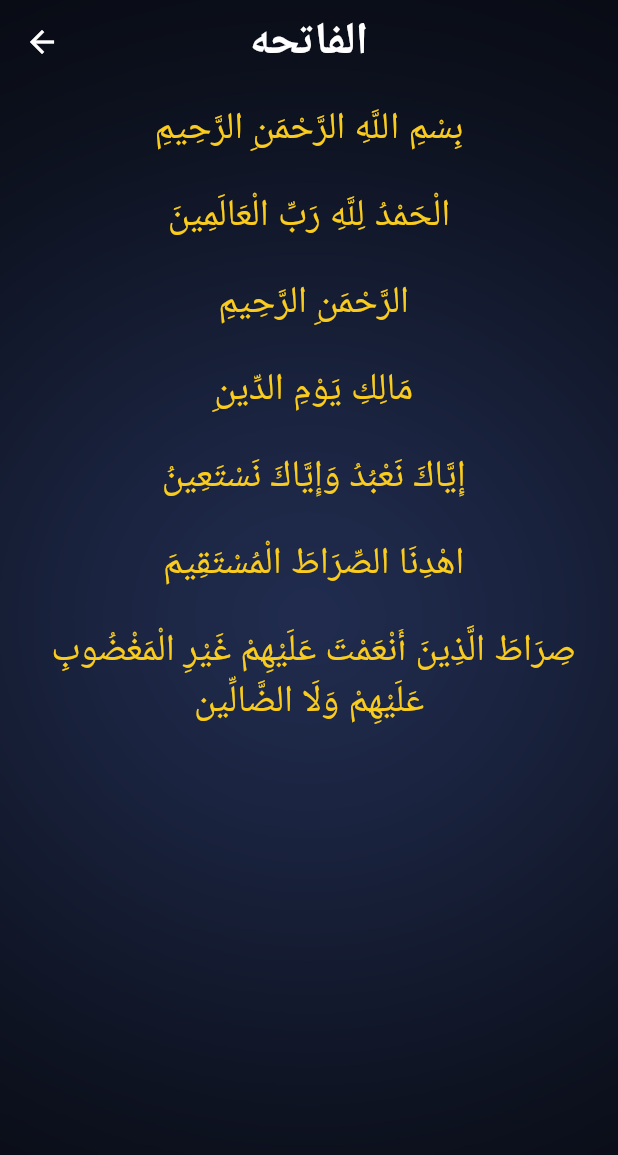
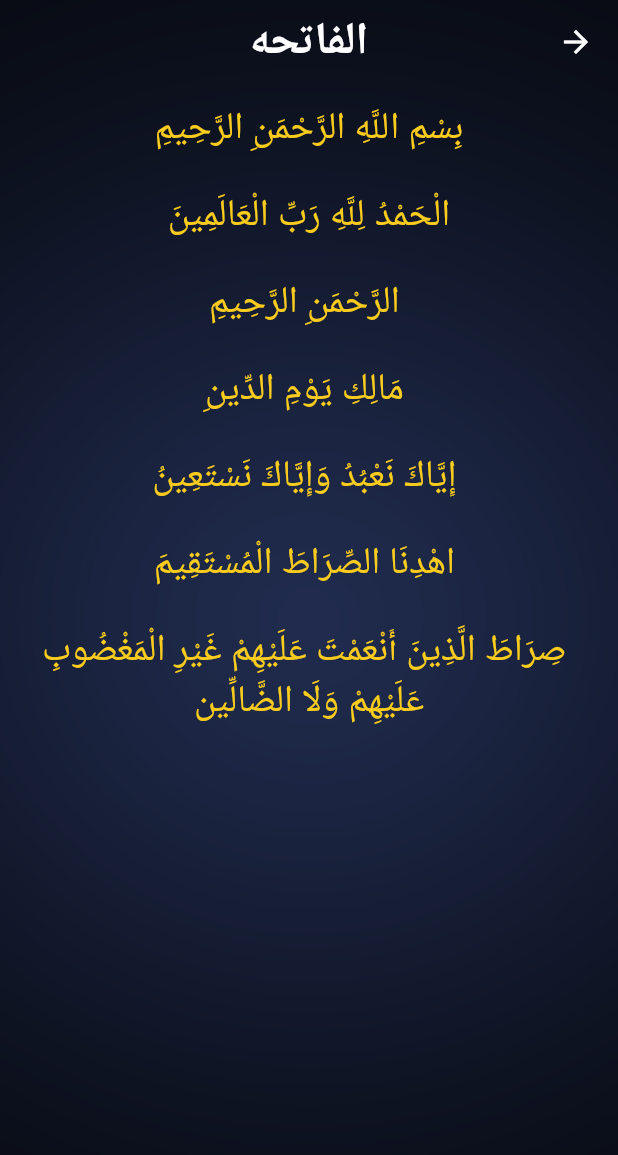
Before and after one commit to Ammar72H/islami_app, a Flutter app: the screen it shows after launch, after a tap on "الفاتحه", on a phone screen of 412 x 824 dp. Shown: the top 1155 px of the screen. Run offline on Flutter 3.47's test engine with Material 2 defaults, Android fonts, the phone set to English and light mode, and no system bars; our stand-ins replace shared_preferences; generated files the repository leaves out were written again.

Commit message:
sahred pref

```diff
--- a/lib/main.dart
+++ b/lib/main.dart
@@ -1,5 +1,3 @@
-// import 'dart:js';
-
 import 'package:flutter/material.dart';
 import 'package:flutter_gen/gen_l10n/app_localizations.dart';
 import 'package:flutter_localizations/flutter_localizations.dart';
@@ -7,6 +5,7 @@ import 'package:islami_app/providers/my_provider.dart';
 import 'package:islami_app/sura_details/sura_details_screen.dart';
 import 'package:islami_app/tabs/hadeth/hadeth_details.dart';
 import 'package:provider/provider.dart';
+import 'package:shared_preferences/shared_preferences.dart';
 
 import 'home_layout.dart';
 import 'my_theme.dart';
@@ -20,10 +19,12 @@ void main() {
 }
 
 class MyApp extends StatelessWidget {
+  late MyProviderApp myProviderApp;
+
   @override
   Widget build(BuildContext context) {
-    var provider = Provider.of<MyProviderApp>(context);
-
+    myProviderApp = Provider.of<MyProviderApp>(context);
+    initSharedPref();
     return MaterialApp(
       localizationsDelegates: [
         AppLocalizations.delegate, // Add this line
@@ -35,7 +36,7 @@ class MyApp extends StatelessWidget {
         Locale('en'), // English, no country code
         Locale('ar'), // Spanish, no country code
       ],
-      locale: Locale(provider.AppLanguage),
+      locale: Locale(myProviderApp.AppLanguage),
       debugShowCheckedModeBanner: false,
       initialRoute: HomeLayout.routeName,
       routes: {
@@ -45,7 +46,18 @@ class MyApp extends StatelessWidget {
       },
       theme: MyThemeData.lightTheme,
       darkTheme: MyThemeData.darkTheme,
-      themeMode: provider.themeMode,
+      themeMode: myProviderApp.themeMode,
     );
   }
+
+  void initSharedPref() async {
+    final prefs = await SharedPreferences.getInstance();
+    String lang = prefs.getString('language') ?? 'ar';
+    myProviderApp.changeLanguage(lang);
+    if (prefs.getString('theme') == 'dark') {
+      myProviderApp.changeTheme(ThemeMode.dark);
+    } else if (prefs.getString('theme') == 'light') {
+      myProviderApp.changeTheme(ThemeMode.light);
+    }
+  }
 }
--- a/lib/providers/my_provider.dart
+++ b/lib/providers/my_provider.dart
@@ -1,17 +1,21 @@
 import 'package:flutter/material.dart';
-// import 'package:shared_preferences/shared_preferences.dart';
+import 'package:shared_preferences/shared_preferences.dart';
 
 class MyProviderApp extends ChangeNotifier {
-  String AppLanguage = 'en';
+  String AppLanguage = 'ar';
   ThemeMode themeMode = ThemeMode.dark;
 
-  void changeLanguage(String languageCode) {
+  void changeLanguage(String languageCode) async {
+    final prefs = await SharedPreferences.getInstance();
     AppLanguage = languageCode;
+    prefs.setString('language', languageCode);
     notifyListeners();
   }
 
-  void changeTheme(ThemeMode theme) {
+  void changeTheme(ThemeMode theme) async {
+    final prefs = await SharedPreferences.getInstance();
     themeMode = theme;
+    prefs.setString('theme', theme == ThemeMode.dark ? 'dark' : 'light');
     notifyListeners();
   }
 
```
